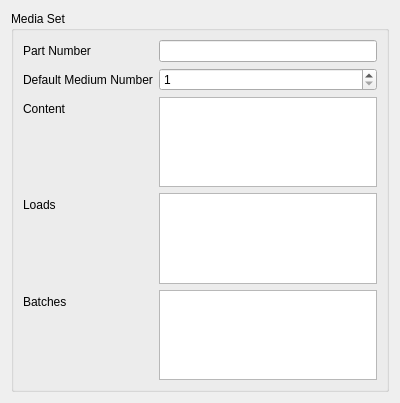
Before: the Qt Designer form lib/arinc665_qt/media/MediaSetWidget.ui in hirah2205/ARINC-665, drawn with Qt 5.
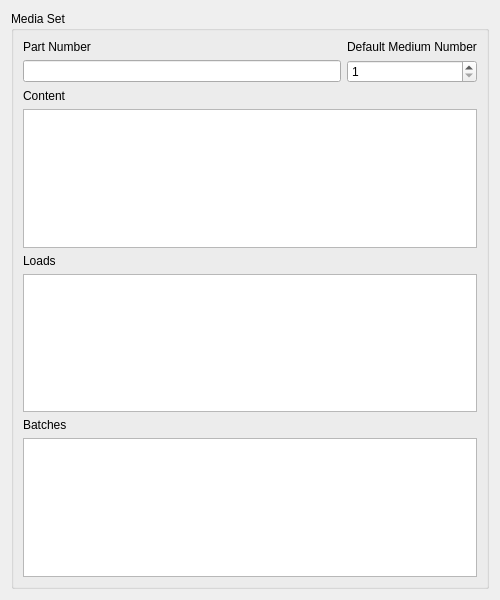
After: the same form once the commit is applied.

Commit message:
Update Media Set Widgets
Emit signal when Load is selected within Batch Widget
Emit Signal when File is selected within Load Widget.
Emit Signal when Directory or File is selected within Media Set or Directory Widget.
Focus Tree to selected element

Patch:
```diff
--- a/lib/arinc665_qt/media/MediaSetWidget.ui
+++ b/lib/arinc665_qt/media/MediaSetWidget.ui
@@ -7,8 +7,8 @@
    <rect>
     <x>0</x>
     <y>0</y>
-    <width>400</width>
-    <height>403</height>
+    <width>500</width>
+    <height>600</height>
    </rect>
   </property>
   <property name="windowTitle">
@@ -20,7 +20,55 @@
      <property name="title">
       <string>Media Set</string>
      </property>
-     <layout class="QFormLayout" name="formLayout">
+     <layout class="QGridLayout" name="gridLayout">
+      <item row="7" column="0" colspan="2">
+       <widget class="QTableView" name="loads">
+        <property name="alternatingRowColors">
+         <bool>true</bool>
+        </property>
+        <property name="selectionMode">
+         <enum>QAbstractItemView::NoSelection</enum>
+        </property>
+        <property name="selectionBehavior">
+         <enum>QAbstractItemView::SelectRows</enum>
+        </property>
+        <attribute name="horizontalHeaderStretchLastSection">
+         <bool>true</bool>
+        </attribute>
+        <attribute name="verticalHeaderVisible">
+         <bool>false</bool>
+        </attribute>
+       </widget>
+      </item>
+      <item row="4" column="0" colspan="2">
+       <widget class="QTableView" name="content">
+        <property name="alternatingRowColors">
+         <bool>true</bool>
+        </property>
+        <property name="selectionMode">
+         <enum>QAbstractItemView::NoSelection</enum>
+        </property>
+        <property name="selectionBehavior">
+         <enum>QAbstractItemView::SelectRows</enum>
+        </property>
+        <attribute name="horizontalHeaderStretchLastSection">
+         <bool>true</bool>
+        </attribute>
+        <attribute name="verticalHeaderVisible">
+         <bool>false</bool>
+        </attribute>
+       </widget>
+      </item>
+      <item row="0" column="1">
+       <widget class="QLabel" name="lblDefaultMediumNumber">
+        <property name="text">
+         <string>Default Medium Number</string>
+        </property>
+        <property name="buddy">
+         <cstring>defaultMediumNumber</cstring>
+        </property>
+       </widget>
+      </item>
       <item row="0" column="0">
        <widget class="QLabel" name="partNumberLabel">
         <property name="text">
@@ -31,21 +79,43 @@
         </property>
        </widget>
       </item>
-      <item row="0" column="1">
+      <item row="9" column="0" colspan="2">
+       <widget class="QTableView" name="batches">
+        <property name="alternatingRowColors">
+         <bool>true</bool>
+        </property>
+        <property name="selectionMode">
+         <enum>QAbstractItemView::NoSelection</enum>
+        </property>
+        <property name="selectionBehavior">
+         <enum>QAbstractItemView::SelectRows</enum>
+        </property>
+        <attribute name="horizontalHeaderStretchLastSection">
+         <bool>true</bool>
+        </attribute>
+        <attribute name="verticalHeaderVisible">
+         <bool>false</bool>
+        </attribute>
+       </widget>
+      </item>
+      <item row="1" column="1">
+       <widget class="QSpinBox" name="defaultMediumNumber">
+        <property name="minimum">
+         <number>1</number>
+        </property>
+        <property name="maximum">
+         <number>255</number>
+        </property>
+       </widget>
+      </item>
+      <item row="1" column="0">
        <widget class="QLineEdit" name="partNumberLineEdit">
         <property name="readOnly">
          <bool>true</bool>
         </property>
        </widget>
       </item>
-      <item row="1" column="0">
-       <widget class="QLabel" name="lblDefaultMediumNumber">
-        <property name="text">
-         <string>Default Medium Number</string>
-        </property>
-       </widget>
-      </item>
-      <item row="2" column="0">
+      <item row="2" column="0" colspan="2">
        <widget class="QLabel" name="lblContent">
         <property name="text">
          <string>Content</string>
@@ -55,26 +125,7 @@
         </property>
        </widget>
       </item>
-      <item row="2" column="1">
-       <widget class="QTableView" name="content">
-        <property name="alternatingRowColors">
-         <bool>true</bool>
-        </property>
-        <property name="selectionMode">
-         <enum>QAbstractItemView::NoSelection</enum>
-        </property>
-        <property name="selectionBehavior">
-         <enum>QAbstractItemView::SelectRows</enum>
-        </property>
-        <attribute name="horizontalHeaderStretchLastSection">
-         <bool>true</bool>
-        </attribute>
-        <attribute name="verticalHeaderVisible">
-         <bool>false</bool>
-        </attribute>
-       </widget>
-      </item>
-      <item row="3" column="0">
+      <item row="5" column="0" colspan="2">
        <widget class="QLabel" name="lblLoads">
         <property name="text">
          <string>Loads</string>
@@ -84,26 +135,7 @@
         </property>
        </widget>
       </item>
-      <item row="3" column="1">
-       <widget class="QTableView" name="loads">
-        <property name="alternatingRowColors">
-         <bool>true</bool>
-        </property>
-        <property name="selectionMode">
-         <enum>QAbstractItemView::NoSelection</enum>
-        </property>
-        <property name="selectionBehavior">
-         <enum>QAbstractItemView::SelectRows</enum>
-        </property>
-        <attribute name="horizontalHeaderStretchLastSection">
-         <bool>true</bool>
-        </attribute>
-        <attribute name="verticalHeaderVisible">
-         <bool>false</bool>
-        </attribute>
-       </widget>
-      </item>
-      <item row="4" column="0">
+      <item row="8" column="0" colspan="2">
        <widget class="QLabel" name="lblBatches">
         <property name="text">
          <string>Batches</string>
@@ -113,35 +145,6 @@
         </property>
        </widget>
       </item>
-      <item row="4" column="1">
-       <widget class="QTableView" name="batches">
-        <property name="alternatingRowColors">
-         <bool>true</bool>
-        </property>
-        <property name="selectionMode">
-         <enum>QAbstractItemView::NoSelection</enum>
-        </property>
-        <property name="selectionBehavior">
-         <enum>QAbstractItemView::SelectRows</enum>
-        </property>
-        <attribute name="horizontalHeaderStretchLastSection">
-         <bool>true</bool>
-        </attribute>
-        <attribute name="verticalHeaderVisible">
-         <bool>false</bool>
-        </attribute>
-       </widget>
-      </item>
-      <item row="1" column="1">
-       <widget class="QSpinBox" name="defaultMediumNumber">
-        <property name="minimum">
-         <number>1</number>
-        </property>
-        <property name="maximum">
-         <number>255</number>
-        </property>
-       </widget>
-      </item>
      </layout>
     </widget>
    </item>
```
Left out of the diff: 4 changed lines with no effect on the pictures. The commit also changes 22 other files.
